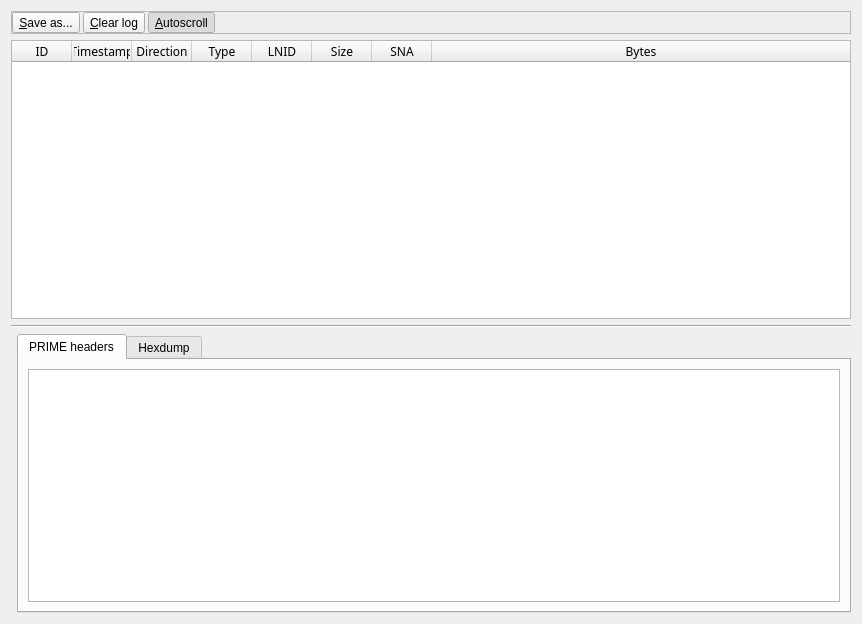
Old version of the form Forms/FrameLogUI.ui in the repository TarlogicSecurity/PLCTool.
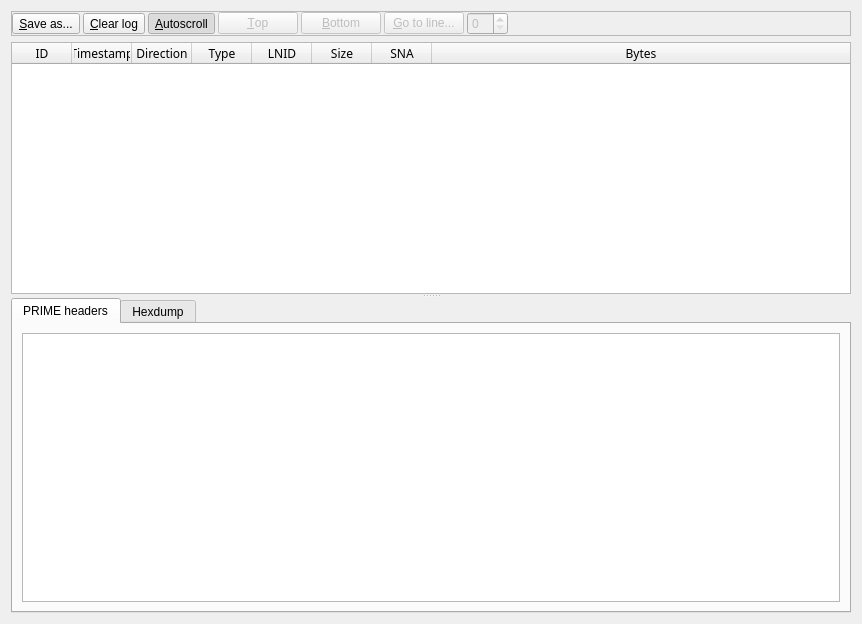
New version of the form.

Commit message: Multiple bugfixes and additional navigation buttons

```diff
--- a/Forms/FrameLogUI.ui
+++ b/Forms/FrameLogUI.ui
@@ -14,7 +14,7 @@
    <string>Form</string>
   </property>
   <layout class="QGridLayout" name="gridLayout_2">
-   <item row="0" column="0" colspan="2">
+   <item row="0" column="0">
     <widget class="QFrame" name="frame">
      <property name="frameShape">
       <enum>QFrame::StyledPanel</enum>
@@ -38,21 +38,20 @@
       <property name="spacing">
        <number>3</number>
       </property>
-      <item row="1" column="0">
-       <widget class="QToolButton" name="saveButton">
+      <item row="1" column="2">
+       <widget class="QToolButton" name="autoScrollButton">
         <property name="text">
-         <string>&amp;Save as...</string>
+         <string>&amp;Autoscroll</string>
         </property>
-       </widget>
-      </item>
-      <item row="1" column="1">
-       <widget class="QToolButton" name="clearButton">
-        <property name="text">
-         <string>&amp;Clear log</string>
+        <property name="checkable">
+         <bool>true</bool>
         </property>
+        <property name="checked">
+         <bool>true</bool>
+        </property>
        </widget>
       </item>
-      <item row="1" column="3">
+      <item row="1" column="7">
        <spacer name="horizontalSpacer">
         <property name="orientation">
          <enum>Qt::Horizontal</enum>
@@ -65,23 +64,65 @@
         </property>
        </spacer>
       </item>
-      <item row="1" column="2">
-       <widget class="QToolButton" name="autoScrollButton">
+      <item row="1" column="3">
+       <widget class="QPushButton" name="topButton">
+        <property name="enabled">
+         <bool>false</bool>
+        </property>
         <property name="text">
-         <string>&amp;Autoscroll</string>
+         <string>&amp;Top</string>
         </property>
-        <property name="checkable">
-         <bool>true</bool>
+       </widget>
+      </item>
+      <item row="1" column="1">
+       <widget class="QToolButton" name="clearButton">
+        <property name="text">
+         <string>&amp;Clear log</string>
         </property>
-        <property name="checked">
-         <bool>true</bool>
+       </widget>
+      </item>
+      <item row="1" column="5">
+       <widget class="QPushButton" name="gotoButton">
+        <property name="enabled">
+         <bool>false</bool>
+        </property>
+        <property name="text">
+         <string>&amp;Go to line...</string>
+        </property>
+       </widget>
+      </item>
+      <item row="1" column="0">
+       <widget class="QToolButton" name="saveButton">
+        <property name="text">
+         <string>&amp;Save as...</string>
+        </property>
+       </widget>
+      </item>
+      <item row="1" column="4">
+       <widget class="QPushButton" name="bottomButton">
+        <property name="enabled">
+         <bool>false</bool>
+        </property>
+        <property name="text">
+         <string>&amp;Bottom</string>
+        </property>
+       </widget>
+      </item>
+      <item row="1" column="6">
+       <widget class="QSpinBox" name="lineSpin">
+        <property name="enabled">
+         <bool>false</bool>
         </property>
        </widget>
       </item>
      </layout>
     </widget>
    </item>
-   <item row="1" column="0" colspan="2">
+   <item row="1" column="0">
+    <widget class="QSplitter" name="splitter">
+     <property name="orientation">
+      <enum>Qt::Vertical</enum>
+     </property>
     <widget class="QTableWidget" name="tableWidget">
      <property name="font">
       <font>
@@ -162,15 +203,6 @@
       </property>
      </column>
     </widget>
-   </item>
-   <item row="2" column="0" colspan="2">
-    <widget class="Line" name="line">
-     <property name="orientation">
-      <enum>Qt::Horizontal</enum>
-     </property>
-    </widget>
-   </item>
-   <item row="3" column="1">
     <widget class="QTabWidget" name="tabWidget">
      <property name="currentIndex">
       <number>0</number>
@@ -225,6 +257,7 @@
         </widget>
        </item>
       </layout>
+      </widget>
      </widget>
     </widget>
    </item>
```
Lines whose indentation alone changed are shown as unchanged. The commit also changes 11 other files.
